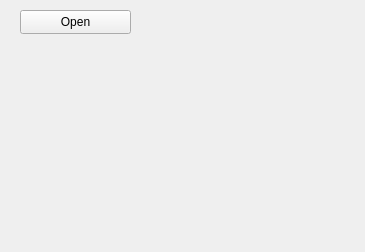
Qt form mainwindow.ui (YJBeetle/OscilloscopePlayer) before a commit.
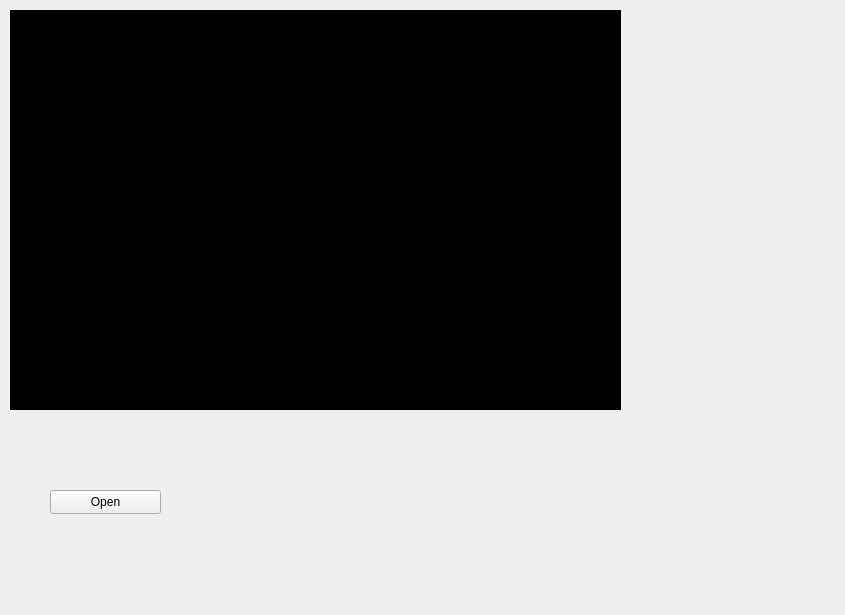
The same form after that commit. Custom widgets are drawn as their Qt base class.

Commit message: 在界面显示视频

What changed in the file:
```diff
--- a/mainwindow.ui
+++ b/mainwindow.ui
@@ -6,8 +6,8 @@
    <rect>
     <x>0</x>
     <y>0</y>
-    <width>365</width>
-    <height>252</height>
+    <width>845</width>
+    <height>615</height>
    </rect>
   </property>
   <property name="windowTitle">
@@ -17,8 +17,8 @@
    <widget class="QPushButton" name="pushButton">
     <property name="geometry">
      <rect>
-      <x>20</x>
-      <y>10</y>
+      <x>50</x>
+      <y>490</y>
       <width>111</width>
       <height>24</height>
      </rect>
@@ -27,9 +27,30 @@
      <string>Open</string>
     </property>
    </widget>
+   <widget class="VideoViewer" name="videoViewer" native="true">
+    <property name="geometry">
+     <rect>
+      <x>10</x>
+      <y>10</y>
+      <width>611</width>
+      <height>400</height>
+     </rect>
+    </property>
+    <property name="styleSheet">
+     <string notr="true">background:rgb(0, 0, 0)</string>
+    </property>
+   </widget>
   </widget>
  </widget>
  <layoutdefault spacing="6" margin="11"/>
+ <customwidgets>
+  <customwidget>
+   <class>VideoViewer</class>
+   <extends>QWidget</extends>
+   <header>videoviewer.h</header>
+   <container>1</container>
+  </customwidget>
+ </customwidgets>
  <resources/>
  <connections/>
 </ui>
```
Left out of the diff: 2 changed lines with no effect on the pictures. The commit also changes 5 other files.
